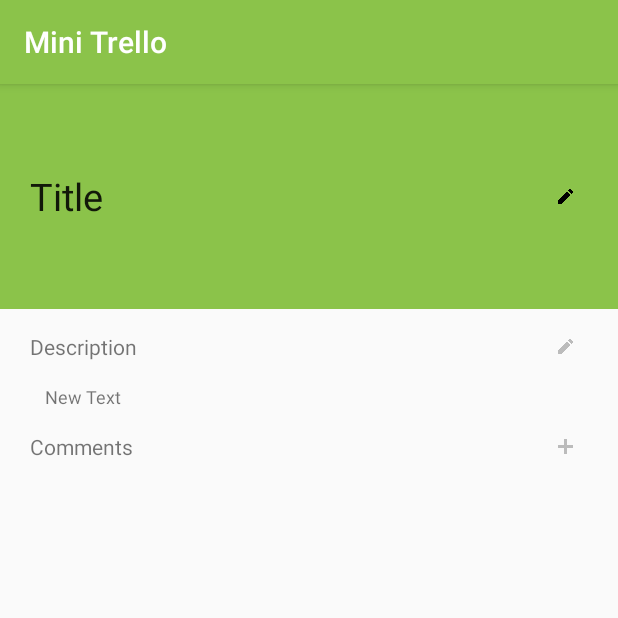
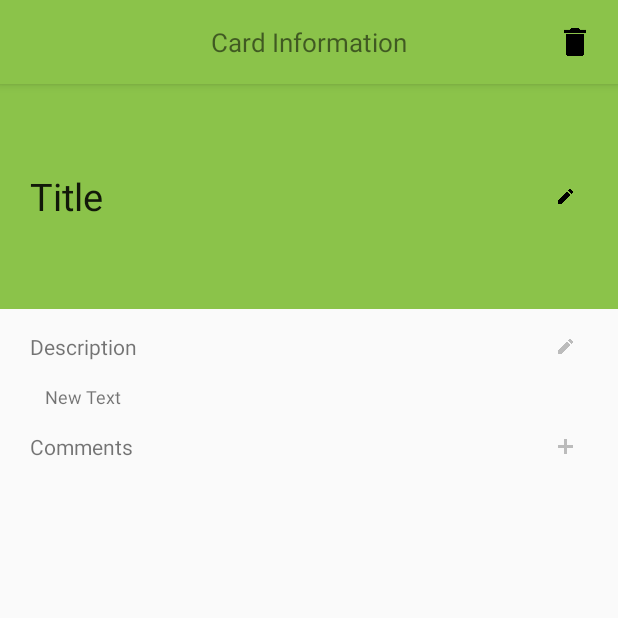
Before and after one commit to chinnonae/SW-spec-mini-trello, an Android app: the ShowCardInfoActivity screen opened directly, with no data from a screen before it, on a phone screen of 412 x 824 dp, the top half of it. Run offline under Robolectric (Android 15) with nearby library versions, the phone set to English and light mode, and no system bars; 4 statements that could not run were skipped.

Commit message:
Add custom actionbar

```diff
--- a/app/src/main/java/com/ske/minitrello/activities/CardListFragment.java
+++ b/app/src/main/java/com/ske/minitrello/activities/CardListFragment.java
@@ -71,6 +71,7 @@
             public void onItemClick(View v, Card card) {
                 Intent intent = new Intent(context, ShowCardInfoActivity.class);
                 intent.putExtra("card", card);
+                intent.putExtra("card list", cardList);
                 startActivity(intent);
             }
         });
--- a/app/src/main/java/com/ske/minitrello/activities/MainActivity.java
+++ b/app/src/main/java/com/ske/minitrello/activities/MainActivity.java
@@ -72,8 +72,6 @@
 
     @Override
     public void update(Observable observable, Object data) {
-        Log.d("MainActivity", String.format("MainActivity notified, pagerAdapterCount: %d", pagerAdapter.getCount()));
-
         pagerAdapter.notifyDataSetChanged();
         viewPager.setCurrentItem(pagerAdapter.getCount() - 1);
     }
--- a/app/src/main/java/com/ske/minitrello/activities/ShowCardInfoActivity.java
+++ b/app/src/main/java/com/ske/minitrello/activities/ShowCardInfoActivity.java
@@ -1,11 +1,18 @@
 package com.ske.minitrello.activities;
 
+import android.app.Dialog;
+import android.content.DialogInterface;
 import android.graphics.Color;
+import android.support.v7.app.ActionBar;
+import android.support.v7.app.AlertDialog;
 import android.support.v7.app.AppCompatActivity;
 import android.os.Bundle;
 import android.support.v7.widget.DefaultItemAnimator;
 import android.support.v7.widget.LinearLayoutManager;
 import android.support.v7.widget.RecyclerView;
+import android.view.LayoutInflater;
+import android.view.Menu;
+import android.view.MenuItem;
 import android.view.View;
 import android.widget.EditText;
 import android.widget.ImageView;
@@ -13,8 +20,10 @@
 
 import com.ske.minitrello.R;
 import com.ske.minitrello.adapters.CommentAdapter;
+import com.ske.minitrello.dialogs.AddCardListDialog;
 import com.ske.minitrello.models.Card;
 import com.ske.minitrello.models.CardKeeper;
+import com.ske.minitrello.models.CardList;
 import com.ske.minitrello.models.Comment;
 
 import java.util.List;
@@ -30,6 +39,7 @@
     RecyclerView recyclerView;
     CommentAdapter commentAdapter;
 
+    CardList cardList;
     Card card;
     List<Comment> comments;
 
@@ -39,7 +49,10 @@
         super.onCreate(savedInstanceState);
         setContentView(R.layout.activity_show_card_info);
 
+        setCustomActionBar();
+
         card = (Card)getIntent().getSerializableExtra("card");
+        cardList = (CardList)getIntent().getSerializableExtra("card list");
 
         recyclerView = (RecyclerView) findViewById(R.id.comment_recycler_view);
         LinearLayoutManager llm = new LinearLayoutManager(this);
@@ -76,4 +89,49 @@
 
 
     }
+
+    public void setCustomActionBar(){
+        ActionBar actionBar = getSupportActionBar();
+        actionBar.setDisplayShowHomeEnabled(true);
+        actionBar.setDisplayShowTitleEnabled(true);
+        LayoutInflater inflater = LayoutInflater.from(this);
+        View customActionBar = inflater.inflate(R.layout.card_view_actionbar, null);
+        ImageView newCardList_img = (ImageView)customActionBar.findViewById(R.id.new_card_list_img);
+        newCardList_img.setOnClickListener(new View.OnClickListener() {
+            @Override
+            public void onClick(View v) {
+                showDeleteDialog();
+            }
+        });
+        actionBar.setCustomView(customActionBar);
+        actionBar.setDisplayShowCustomEnabled(true);
+    }
+
+    public void showDeleteDialog() {
+        AlertDialog.Builder builder = new AlertDialog.Builder(this);
+        builder.setMessage("Are you sure you want to delete this card?");
+        builder.setCancelable(true);
+
+        builder.setPositiveButton(
+                "Yes",
+                new DialogInterface.OnClickListener() {
+                    public void onClick(DialogInterface dialog, int id) {
+                        // TODO implement card removal
+                        cardList.removeCard(card);
+                        dialog.cancel();
+                        finish();
+                    }
+                });
+
+        builder.setNegativeButton(
+                "No",
+                new DialogInterface.OnClickListener() {
+                    public void onClick(DialogInterface dialog, int id) {
+                        dialog.cancel();
+                    }
+                });
+
+        AlertDialog alert11 = builder.create();
+        alert11.show();
+    }
 }
--- /dev/null
+++ b/app/src/main/res/layout/card_view_actionbar.xml
@@ -0,0 +1,24 @@
+<?xml version="1.0" encoding="utf-8"?>
+<RelativeLayout xmlns:android="http://schemas.android.com/apk/res/android"
+    android:layout_width="match_parent"
+    android:layout_height="50dp"
+    android:background="@color/colorPrimary">
+    <TextView
+        android:id="@+id/app_name_txt"
+        android:layout_width="wrap_content"
+        android:layout_height="wrap_content"
+        android:layout_centerInParent="true"
+        android:text="Card Information"
+        android:textSize="17dp" />
+
+    <ImageView
+        android:id="@+id/new_card_list_img"
+        android:layout_width="25dp"
+        android:layout_height="25dp"
+        android:src="@drawable/trash_can"
+        android:layout_centerVertical="true"
+        android:layout_alignParentEnd="true"
+        android:layout_marginRight="8dp"
+        android:padding="3dp"
+        android:background="?android:attr/selectableItemBackgroundBorderless"/>
+</RelativeLayout>
--- a/app/src/main/res/menu/menu_main.xml
+++ b/app/src/main/res/menu/menu_main.xml
@@ -5,7 +5,7 @@
     <item
         android:id="@+id/action_addlist"
         android:icon="@drawable/add_list"
-        android:title="Something"
+        android:title="Add List"
         app:showAsAction="always"
         android:orderInCategory="100"
         />
```
Also changed, not shown: app/src/main/java/com/ske/minitrello/models/CardList.java (+6 -1 lines), app/src/main/res/menu/menu_card_view.xml (added, +12 -0 lines).
